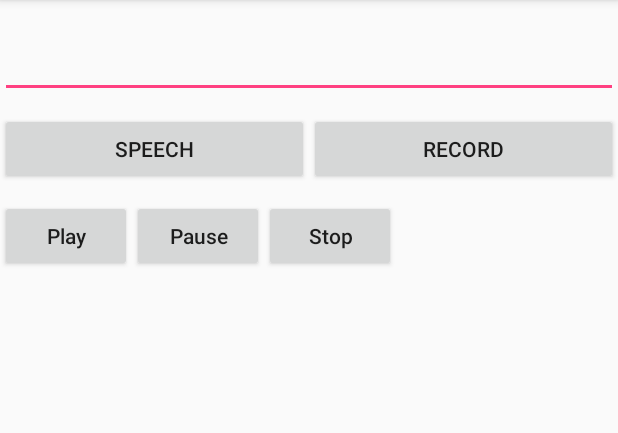
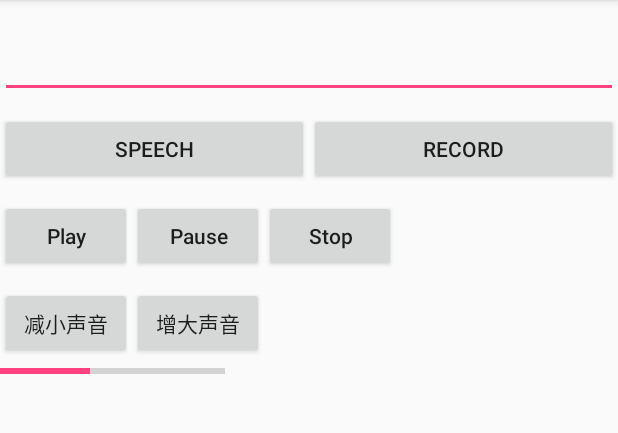
Before and after one commit to renrenrenhui/PublicUseProject, an Android app: the SpeechActivity screen opened directly, with no data from a screen before it, on a phone screen of 412 x 824 dp, the part 84-517 px from its top. Run offline under Robolectric (Android 15) with nearby library versions, the phone set to English and light mode, and no system bars.

Commit message:
Audio controll volume

```diff
--- a/app/src/main/java/com/example/xiaoniu/publicuseproject/SpeechActivity.java
+++ b/app/src/main/java/com/example/xiaoniu/publicuseproject/SpeechActivity.java
@@ -1,6 +1,9 @@
 package com.example.xiaoniu.publicuseproject;
 
+import android.content.Context;
 import android.content.res.AssetFileDescriptor;
+import android.content.res.AssetManager;
+import android.media.AudioManager;
 import android.media.MediaPlayer;
 import android.os.Bundle;
 import android.os.Environment;
@@ -9,6 +12,7 @@ import android.support.v7.app.AppCompatActivity;
 import android.view.View;
 import android.widget.Button;
 import android.widget.EditText;
+import android.widget.ProgressBar;
 import android.widget.Toast;
 
 import java.io.File;
@@ -21,6 +25,13 @@ public class SpeechActivity extends AppCompatActivity {
     private Button speech,record;
     private TextToSpeech textToSpeech;
     private MediaPlayer mediaPlayer = new MediaPlayer();
+    private Button down = null;
+    private Button up = null;
+    private ProgressBar pb = null;
+    private int maxVolume = 50; // 最大音量值
+    private int curVolume = 20; // 当前音量值
+    private int stepVolume = 0; // 每次调整的音量幅度
+    private AudioManager audioMgr = null; // Audio管理器，用了控制音量
 
     @Override
     protected void onCreate(Bundle savedInstanceState) {
@@ -98,6 +109,35 @@ public class SpeechActivity extends AppCompatActivity {
                 }
             }
         });
+        down = (Button) findViewById(R.id.down);
+        down.setOnClickListener(new View.OnClickListener() {
+            @Override
+            public void onClick(View v) {
+                curVolume -= stepVolume;
+                if (curVolume <= 0) {
+                    curVolume = 0;
+                }
+                pb.setProgress(curVolume);
+                // 调整音量
+                adjustVolume();
+            }
+        });
+        up = (Button) findViewById(R.id.up);
+        up.setOnClickListener(new View.OnClickListener() {
+            @Override
+            public void onClick(View v) {
+                curVolume += stepVolume;
+                if (curVolume >= maxVolume) {
+                    curVolume = maxVolume;
+                }
+                pb.setProgress(curVolume);
+                // 调整音量
+                adjustVolume();
+            }
+        });
+        pb = (ProgressBar) findViewById(R.id.progress);
+        pb.setMax(maxVolume);
+        pb.setProgress(curVolume);
         initMediaPlayer();
     }
 
@@ -116,6 +156,13 @@ public class SpeechActivity extends AppCompatActivity {
         try {
 //            File file = new File(Environment.getExternalStorageDirectory(), "sound.mp3");
 //            mediaPlayer.setDataSource(file.getPath());//指定音频文件路径
+            audioMgr = (AudioManager) getSystemService(Context.AUDIO_SERVICE);//调系统音量
+            // 获取最大音乐音量
+            maxVolume = audioMgr.getStreamMaxVolume(AudioManager.STREAM_MUSIC);
+            // 初始化音量大概为最大音量的1/2
+            curVolume = maxVolume / 2;
+            // 每次调整的音量大概为最大音量的1/6
+            stepVolume = maxVolume / 6;
             AssetFileDescriptor file = getResources().openRawResourceFd(R.raw.exercise_bg_music);
             mediaPlayer.setDataSource(file.getFileDescriptor(), file.getStartOffset(),
                     file.getLength());
@@ -126,4 +173,13 @@ public class SpeechActivity extends AppCompatActivity {
             e.printStackTrace();
         }
     }
+
+    /**
+     * 调整音量
+     */
+    private void adjustVolume() {
+        audioMgr.setStreamVolume(AudioManager.STREAM_MUSIC, curVolume,
+                AudioManager.FLAG_PLAY_SOUND);
+    }
+
 }
--- a/app/src/main/res/layout/activity_speech.xml
+++ b/app/src/main/res/layout/activity_speech.xml
@@ -63,4 +63,29 @@
             android:textAllCaps="false" />
     </LinearLayout>
 
+    <LinearLayout
+        android:layout_width="match_parent"
+        android:layout_height="wrap_content"
+        android:layout_marginTop="10dp"
+        android:orientation="horizontal">
+
+        <Button
+            android:id="@+id/down"
+            android:layout_width="wrap_content"
+            android:layout_height="wrap_content"
+            android:text="减小声音" />
+
+        <Button
+            android:id="@+id/up"
+            android:layout_width="wrap_content"
+            android:layout_height="wrap_content"
+            android:text="增大声音" />
+    </LinearLayout>
+
+    <ProgressBar
+        android:id="@+id/progress"
+        style="?android:attr/progressBarStyleHorizontal"
+        android:layout_width="150dip"
+        android:layout_height="wrap_content" />
+
 </LinearLayout>
```
